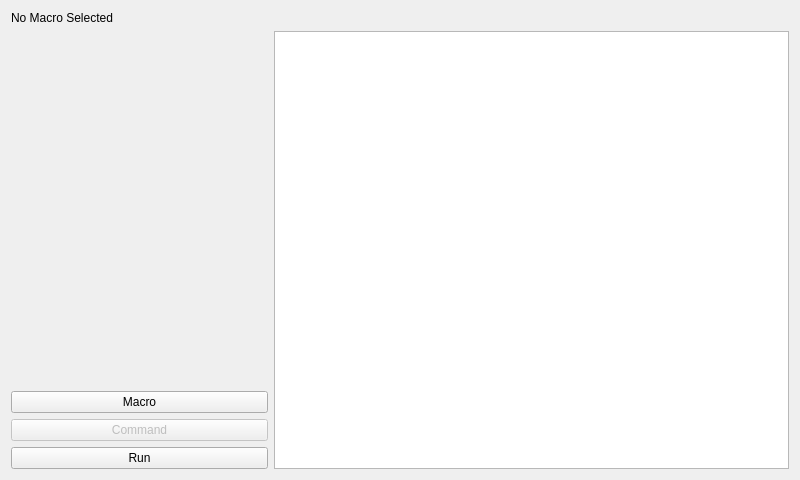
Before: the Qt Designer form forms/pirmacroform.ui in jpietrzak8/Pierogi, drawn with Qt 5.
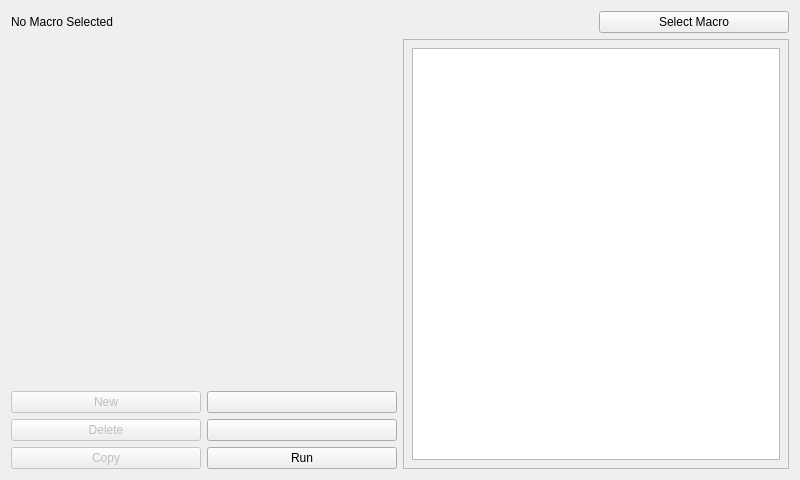
After: the same form once the commit is applied. Icons and pictures are not drawn.

The edit to the form file:
```diff
--- a/forms/pirmacroform.ui
+++ b/forms/pirmacroform.ui
@@ -14,33 +14,13 @@
    <string>Macro Processor</string>
   </property>
   <layout class="QGridLayout" name="gridLayout">
-   <item row="3" column="0">
-    <widget class="QPushButton" name="addButton">
-     <property name="enabled">
-      <bool>false</bool>
-     </property>
-     <property name="text">
-      <string>Command</string>
-     </property>
-    </widget>
-   </item>
-   <item row="1" column="1" rowspan="4" colspan="2">
-    <widget class="QListWidget" name="macroListWidget"/>
-   </item>
-   <item row="4" column="0">
+   <item row="6" column="1">
     <widget class="QPushButton" name="runButton">
      <property name="text">
       <string>Run</string>
      </property>
     </widget>
    </item>
-   <item row="2" column="0">
-    <widget class="QPushButton" name="chooseMacroButton">
-     <property name="text">
-      <string>Macro</string>
-     </property>
-    </widget>
-   </item>
    <item row="0" column="0" colspan="3">
     <widget class="QLabel" name="macroNameLabel">
      <property name="sizePolicy">
@@ -54,6 +34,92 @@
      </property>
     </widget>
    </item>
+   <item row="1" column="2" rowspan="6" colspan="2">
+    <widget class="QFrame" name="frame">
+     <property name="sizePolicy">
+      <sizepolicy hsizetype="Expanding" vsizetype="Preferred">
+       <horstretch>0</horstretch>
+       <verstretch>0</verstretch>
+      </sizepolicy>
+     </property>
+     <property name="frameShape">
+      <enum>QFrame::StyledPanel</enum>
+     </property>
+     <property name="frameShadow">
+      <enum>QFrame::Raised</enum>
+     </property>
+     <property name="lineWidth">
+      <number>2</number>
+     </property>
+     <layout class="QVBoxLayout" name="verticalLayout">
+      <property name="margin">
+       <number>8</number>
+      </property>
+      <item>
+       <widget class="QListWidget" name="macroListWidget"/>
+      </item>
+     </layout>
+    </widget>
+   </item>
+   <item row="5" column="1">
+    <widget class="QPushButton" name="commandDownIcon">
+     <property name="text">
+      <string/>
+     </property>
+     <property name="icon">
+      <iconset resource="../PierogiResources.qrc">
+       <normaloff>:/icons/br_down_icon&amp;48.png</normaloff>:/icons/br_down_icon&amp;48.png</iconset>
+     </property>
+    </widget>
+   </item>
+   <item row="4" column="0">
+    <widget class="QPushButton" name="addButton">
+     <property name="enabled">
+      <bool>false</bool>
+     </property>
+     <property name="text">
+      <string>New</string>
+     </property>
+    </widget>
+   </item>
+   <item row="4" column="1">
+    <widget class="QPushButton" name="commandUpButton">
+     <property name="text">
+      <string/>
+     </property>
+     <property name="icon">
+      <iconset resource="../PierogiResources.qrc">
+       <normaloff>:/icons/br_up_icon&amp;48.png</normaloff>:/icons/br_up_icon&amp;48.png</iconset>
+     </property>
+    </widget>
+   </item>
+   <item row="0" column="3">
+    <widget class="QPushButton" name="chooseMacroButton">
+     <property name="text">
+      <string>Select Macro</string>
+     </property>
+    </widget>
+   </item>
+   <item row="5" column="0">
+    <widget class="QPushButton" name="deleteButton">
+     <property name="enabled">
+      <bool>false</bool>
+     </property>
+     <property name="text">
+      <string>Delete</string>
+     </property>
+    </widget>
+   </item>
+   <item row="6" column="0">
+    <widget class="QPushButton" name="copyButton">
+     <property name="enabled">
+      <bool>false</bool>
+     </property>
+     <property name="text">
+      <string>Copy</string>
+     </property>
+    </widget>
+   </item>
   </layout>
  </widget>
  <resources/>
```
Left out of the diff: 4 changed lines with no effect on the pictures.
